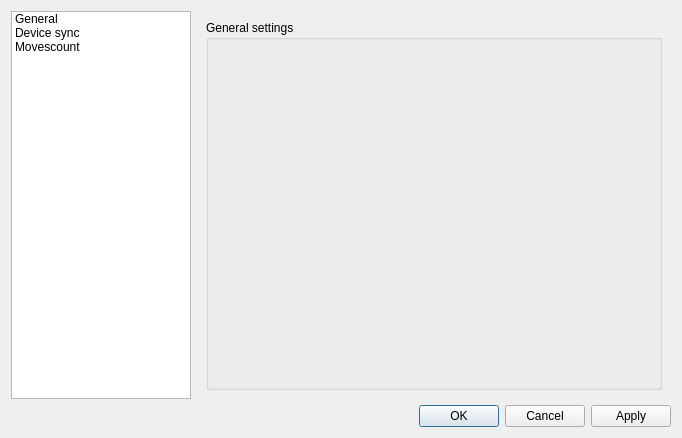
Above: src/openambit/settingsdialog.ui from openambitproject/openambit before the change. Below: the same form after it.
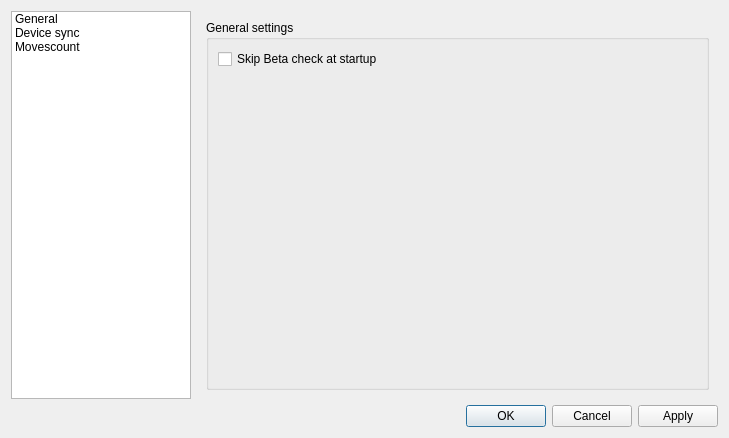
That is the form after the change. Icons and pictures are not drawn.

Commit message: Added Early beta warning at startup Fixes issue #11

```diff
--- a/src/openambit/settingsdialog.ui
+++ b/src/openambit/settingsdialog.ui
@@ -6,7 +6,7 @@
    <rect>
     <x>0</x>
     <y>0</y>
-    <width>682</width>
+    <width>729</width>
     <height>438</height>
    </rect>
   </property>
@@ -94,6 +94,15 @@
              <property name="title">
               <string>General settings</string>
              </property>
+             <layout class="QFormLayout" name="formLayout_3">
+              <item row="0" column="0">
+               <widget class="QCheckBox" name="checkBoxSkipBetaCheck">
+                <property name="text">
+                 <string>Skip Beta check at startup</string>
+                </property>
+               </widget>
+              </item>
+             </layout>
             </widget>
            </item>
           </layout>
```
Left out of the diff: 3 changed lines with no effect on the pictures. The commit also changes 4 other files.
